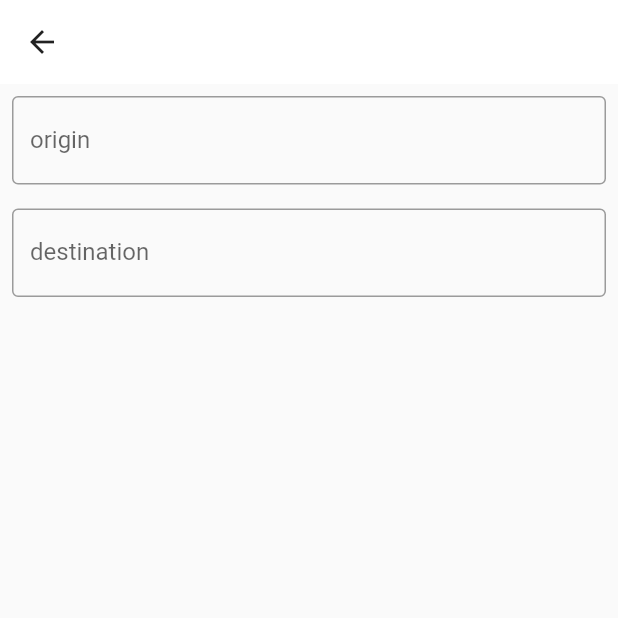
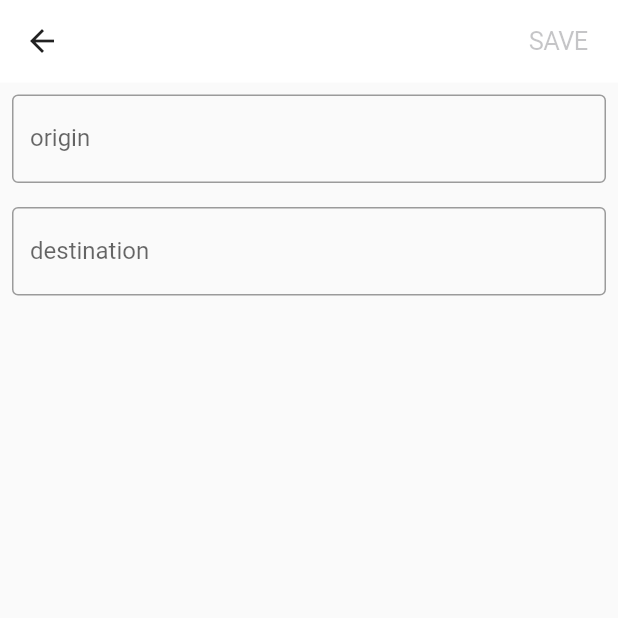
Before and after one commit to bcruz4/Flutter-RebuMaps, a Flutter app: the SearchPlacePage screen opened directly, on a phone screen of 412 x 824 dp, the top half of it. Run offline on Flutter 3.47's test engine with Material 2 defaults, Android fonts, the phone set to English and light mode, and no system bars; our stand-ins replace dio, flutter_cache_manager, geolocator, google_maps_flutter, permission_handler.

Commit message:
Retornando los datos de la pantalla de búsqueda

```diff
--- /dev/null
+++ b/lib/app/ui/pages/home/widgets/search_app_bar.dart
@@ -0,0 +1,45 @@
+import 'package:flutter/cupertino.dart';
+import 'package:flutter/material.dart';
+import 'package:google_maps/app/ui/pages/search_place/search_place_controller.dart';
+import 'package:google_maps/app/ui/pages/search_place/search_place_page.dart';
+import 'package:provider/provider.dart';
+
+class SearchAppBar extends StatelessWidget with PreferredSizeWidget {
+  const SearchAppBar({
+    super.key,
+  });
+
+  @override
+  Widget build(BuildContext context) {
+    return AppBar(
+      backgroundColor: Colors.white,
+      iconTheme: const IconThemeData(
+        color: Colors.black87,
+      ),
+      elevation: 0,
+      actions: [
+        Builder(builder: (context) {
+          final controller = context.watch<SearchPlaceController>();
+          final origin = controller.origin;
+          final destination = controller.destination;
+          //solo visualizar el texto 'OK' al asignar origen y destino
+          final bool enabled = origin != null && destination != null;
+          return CupertinoButton(
+            onPressed: enabled
+                ? () {
+                    Navigator.pop(
+                      context,
+                      SearchResponse(origin, destination),
+                    );
+                  }
+                : null,
+            child: const Text('SAVE'),
+          );
+        }),
+      ],
+    );
+  }
+
+  @override
+  Size get preferredSize => const Size.fromHeight(55);
+}
--- /dev/null
+++ b/lib/app/ui/pages/home/widgets/search_inputs.dart
@@ -0,0 +1,32 @@
+import 'package:flutter/cupertino.dart';
+import 'package:google_maps/app/ui/pages/search_place/search_place_controller.dart';
+import 'package:google_maps/app/ui/pages/search_place/widgets/search_input.dart';
+import 'package:provider/provider.dart';
+
+class SearchInputs extends StatelessWidget {
+  const SearchInputs({
+    super.key,
+  });
+
+  @override
+  Widget build(BuildContext context) {
+    final controller =
+        Provider.of<SearchPlaceController>(context, listen: false);
+    return Column(
+      children: [
+        SearchInput(
+          controller: controller.originController,
+          focusNode: controller.originFocusNode,
+          placeholder: 'origin',
+          onChanged: controller.onQueryChanged,
+        ),
+        SearchInput(
+          controller: controller.destinationController,
+          focusNode: controller.destinationFocusNode,
+          placeholder: 'destination',
+          onChanged: controller.onQueryChanged,
+        ),
+      ],
+    );
+  }
+}
--- /dev/null
+++ b/lib/app/ui/pages/home/widgets/search_results.dart
@@ -0,0 +1,38 @@
+import 'package:flutter/material.dart';
+import 'package:google_maps/app/ui/pages/search_place/search_place_controller.dart';
+import 'package:google_maps/app/ui/utils/distance_format.dart';
+import 'package:provider/provider.dart';
+
+class SearchResults extends StatelessWidget {
+  const SearchResults({super.key});
+
+  @override
+  Widget build(BuildContext context) {
+    final controller = context.watch<SearchPlaceController>();
+    final places = controller.places;
+    if (places == null) {
+      return const Center(
+        child: Text('Error'),
+      );
+    } else if (places.isEmpty && controller.query.length >= 3) {
+      return const Center(
+        child: Text('Empty'),
+      );
+    }
+    return ListView.builder(
+      itemBuilder: (_, index) {
+        final place = places[index];
+        return ListTile(
+          leading: Text(distanceFormat(place.distance)),
+          title: Text(place.title),
+          subtitle: Text(place.address),
+          onTap: () {
+            controller.pickPlace(place);
+            FocusScope.of(context).unfocus();
+          },
+        );
+      },
+      itemCount: places.length,
+    );
+  }
+}
--- a/lib/app/ui/pages/home/widgets/where_are_you_going_button.dart
+++ b/lib/app/ui/pages/home/widgets/where_are_you_going_button.dart
@@ -16,11 +16,17 @@ class WhereAreYouGoingButton extends StatelessWidget {
       right: 20,
       child: SafeArea(
         child: CupertinoButton(
-          onPressed: () {
-            final route = MaterialPageRoute(
-              builder: (_) => SearchPlacePage(),
+          onPressed: () async {
+            final route = MaterialPageRoute<SearchResponse>(
+              builder: (_) => const SearchPlacePage(),
             );
-            Navigator.push(context, route);
+            final response = await Navigator.push<SearchResponse>(
+              context,
+              route,
+            );
+            if (response != null) {
+              print('🔖 home origin ${response.origin.title}');
+            }
           },
           padding: EdgeInsets.zero,
           //color: Colors.white,
--- a/lib/app/ui/pages/search_place/search_place_controller.dart
+++ b/lib/app/ui/pages/search_place/search_place_controller.dart
@@ -95,6 +95,7 @@ class SearchPlaceController extends ChangeNotifier {
       _destination = place;
       destinationController.text = place.title;
     }
+    notifyListeners();
   }
 
   @override
--- a/lib/app/ui/pages/search_place/search_place_page.dart
+++ b/lib/app/ui/pages/search_place/search_place_page.dart
@@ -2,10 +2,17 @@ import 'package:dio/dio.dart';
 import 'package:flutter/material.dart';
 import 'package:google_maps/app/data/providers/remote/search_api.dart';
 import 'package:google_maps/app/data/providers/repositories_impl/search_repository_impl.dart';
-import 'package:google_maps/app/ui/pages/search_place/widgets/search_input.dart';
-import 'package:google_maps/app/ui/utils/distance_format.dart';
+import 'package:google_maps/app/domain/models/place.dart';
+import 'package:google_maps/app/ui/pages/home/widgets/search_app_bar.dart';
+import 'package:google_maps/app/ui/pages/home/widgets/search_inputs.dart';
+import 'package:google_maps/app/ui/pages/home/widgets/search_results.dart';
 import 'package:provider/provider.dart';
 import 'package:google_maps/app/ui/pages/search_place/search_place_controller.dart';
+
+class SearchResponse {
+  final Place origin, destinmation;
+  SearchResponse(this.origin, this.destinmation);
+}
 
 class SearchPlacePage extends StatelessWidget {
   const SearchPlacePage({super.key});
@@ -19,13 +26,7 @@ class SearchPlacePage extends StatelessWidget {
         ),
       ),
       child: Scaffold(
-        appBar: AppBar(
-          backgroundColor: Colors.white,
-          iconTheme: const IconThemeData(
-            color: Colors.black87,
-          ),
-          elevation: 0,
-        ),
+        appBar: const SearchAppBar(),
         body: GestureDetector(
           //FocusScop: hace que al precionar fura del formulario se minimice el teclado
           onTap: () => FocusScope.of(context).unfocus(),
@@ -33,64 +34,13 @@ class SearchPlacePage extends StatelessWidget {
             width: double.infinity,
             height: double.infinity,
             child: Column(
-              children: [
-                Builder(
-                  builder: (context) {
-                    final controller = Provider.of<SearchPlaceController>(
-                        context,
-                        listen: false);
-                    return Column(
-                      children: [
-                        SearchInput(
-                          controller: controller.originController,
-                          focusNode: controller.originFocusNode,
-                          placeholder: 'origin',
-                          onChanged: controller.onQueryChanged,
-                        ),
-                        SearchInput(
-                          controller: controller.destinationController,
-                          focusNode: controller.destinationFocusNode,
-                          placeholder: 'destination',
-                          onChanged: controller.onQueryChanged,
-                        ),
-                      ],
-                    );
-                  },
-                ),
-                const SizedBox(
+              children: const [
+                SearchInputs(),
+                SizedBox(
                   height: 10,
                 ),
                 Expanded(
-                  child: Consumer<SearchPlaceController>(
-                    builder: (_, controller, __) {
-                      final places = controller.places;
-                      if (places == null) {
-                        return const Center(
-                          child: Text('Error'),
-                        );
-                      } else if (places.isEmpty &&
-                          controller.query.length >= 3) {
-                        return const Center(
-                          child: Text('Empty'),
-                        );
-                      }
-                      return ListView.builder(
-                        itemBuilder: (_, index) {
-                          final place = places[index];
-                          return ListTile(
-                            leading: Text(distanceFormat(place.distance)),
-                            title: Text(place.title),
-                            subtitle: Text(place.address),
-                            onTap: () {
-                              controller.pickPlace(place);
-                              FocusScope.of(context).unfocus();
-                            },
-                          );
-                        },
-                        itemCount: places.length,
-                      );
-                    },
-                  ),
+                  child: SearchResults(),
                 ),
               ],
             ),
```
Also changed, not shown: 4 other files.
